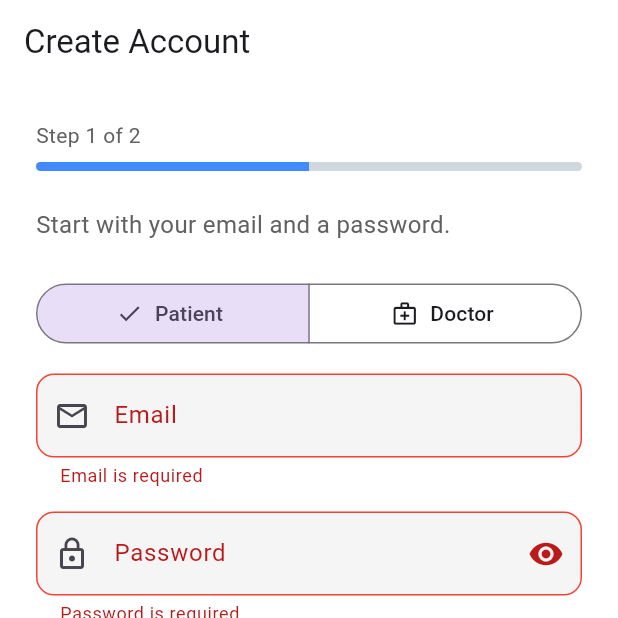
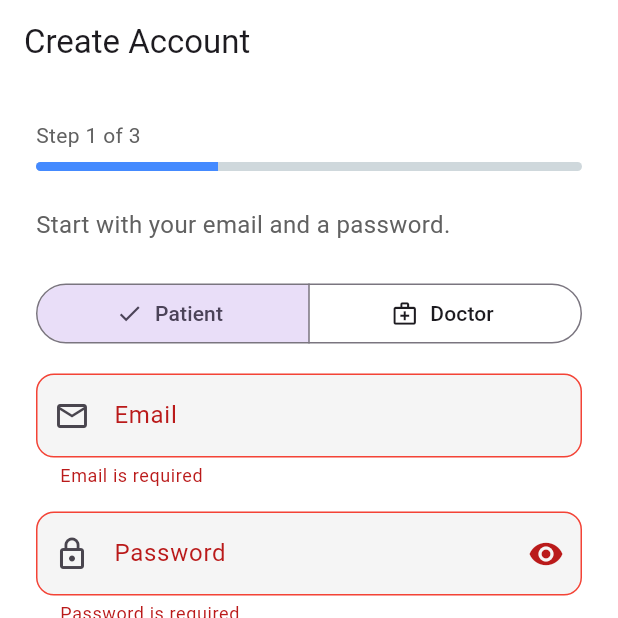
Before and after one commit to DasAkash-1/healthbook, a Flutter app: the RegisterScreen screen opened directly, after a tap on "Next", on a phone screen of 412 x 824 dp, the top half of it. Run offline on Flutter 3.47's test engine with Material 3 defaults, Android fonts, the phone set to English and light mode, and no system bars; our stand-ins replace smooth_page_indicator; accounts and stored records are empty.

Commit message:
Add medical history at registration and to patient records
- Add third sign-up step for patients: allergies (required), conditions, surgeries, medicines
- Patients can view and update their medical history from Records
- Doctors with the patient's access can view it, read-only
- Sample medical history for the demo patient
- Add tests for medical history rules

```diff
--- /dev/null
+++ b/lib/models/medical_history.dart
@@ -0,0 +1,15 @@
+class MedicalHistory {
+  final String allergies; // required, write "None" if none
+  final String conditions;
+  final String surgeries;
+  final String currentMedicines;
+  final DateTime updatedAt;
+
+  const MedicalHistory({
+    required this.allergies,
+    this.conditions = '',
+    this.surgeries = '',
+    this.currentMedicines = '',
+    required this.updatedAt,
+  });
+}
--- a/lib/screens/register_screen.dart
+++ b/lib/screens/register_screen.dart
@@ -3,6 +3,7 @@ import 'package:flutter/material.dart';
 import '../models/app_models.dart';
 import '../services/auth_service.dart';
 import '../utils/validators.dart';
+import '../widgets/medical_history_form.dart';
 import 'login_screen.dart';
 
 class RegisterScreen extends StatefulWidget {
@@ -25,14 +26,30 @@ class _RegisterScreenState extends State<RegisterScreen> {
   final _nameCtrl = TextEditingController();
   final _phoneCtrl = TextEditingController();
   final _dobCtrl = TextEditingController();
+  final _licenseCtrl = TextEditingController();
   DateTime? _dob;
+  UserRole _role = UserRole.patient;
+  String? _specialty;
 
-  int _step = 0; // 0 = account, 1 = personal details
+  // Step 3 (patients only) fields
+  final _medical = MedicalHistoryControllers();
+
+  int _step = 0; // 0 = account, 1 = personal details, 2 = medical history (patients)
   bool _obscure = true;
   bool _loading = false;
-  UserRole _role = UserRole.patient;
-  String? _specialty;
-  final _licenseCtrl = TextEditingController();
+
+  static const List<String> _specialties = [
+    'General Practice',
+    'Cardiology',
+    'Dermatology',
+    'Neurology',
+    'Orthopaedics',
+    'Paediatrics',
+    'Gynaecology',
+  ];
+
+  bool get _isPatient => _role == UserRole.patient;
+  int get _totalSteps => _isPatient ? 3 : 2;
 
   @override
   void dispose() {
@@ -43,6 +60,7 @@ class _RegisterScreenState extends State<RegisterScreen> {
     _phoneCtrl.dispose();
     _dobCtrl.dispose();
     _licenseCtrl.dispose();
+    _medical.dispose();
     super.dispose();
   }
 
@@ -57,31 +75,45 @@ class _RegisterScreenState extends State<RegisterScreen> {
     if (picked != null) {
       setState(() {
         _dob = picked;
-        _dobCtrl.text =
-            '${picked.day.toString().padLeft(2, '0')}/'
+        _dobCtrl.text = '${picked.day.toString().padLeft(2, '0')}/'
             '${picked.month.toString().padLeft(2, '0')}/'
             '${picked.year}';
       });
     }
   }
 
+  void _showMessage(String message) {
+    ScaffoldMessenger.of(context).showSnackBar(SnackBar(content: Text(message)));
+  }
+
   void _next() {
-    if (_accountFormKey.currentState!.validate()) {
-      setState(() => _step = 1);
+    if (_step == 0) {
+      if (_accountFormKey.currentState!.validate()) setState(() => _step = 1);
+      return;
+    }
+    if (!_profileFormKey.currentState!.validate()) return;
+    if (_role == UserRole.doctor && _specialty == null) {
+      _showMessage('Please choose your specialty.');
+      return;
+    }
+    if (_isPatient) {
+      setState(() => _step = 2);
+    } else {
+      _submit();
     }
   }
 
-  void _back() => setState(() => _step = 0);
+  void _back() => setState(() => _step = _step > 0 ? _step - 1 : 0);
+
+  void _onMedicalSubmit() {
+    if (_medical.allergies.text.trim().isEmpty) {
+      _showMessage('Please enter your allergies, or write "None".');
+      return;
+    }
+    _submit();
+  }
 
   Future<void> _submit() async {
-    if (!_profileFormKey.currentState!.validate()) return;
-    if (_role == UserRole.doctor && _specialty == null) {
-      ScaffoldMessenger.of(context).showSnackBar(
-        const SnackBar(content: Text('Please choose your specialty.')),
-      );
-      return;
-    }
-
     setState(() => _loading = true);
     try {
       await authService.register(
@@ -94,22 +126,20 @@ class _RegisterScreenState extends State<RegisterScreen> {
           dateOfBirth: _dob!,
           specialty: _role == UserRole.doctor ? _specialty : null,
           licenseNumber: _role == UserRole.doctor ? _licenseCtrl.text.trim() : null,
+          medicalHistory: _isPatient ? _medical.toHistory() : null,
         ),
       );
       if (!mounted) return;
-      ScaffoldMessenger.of(context).showSnackBar(
-        const SnackBar(content: Text('Account created successfully.')),
-      );
+      _showMessage('Account created successfully.');
       Navigator.pushReplacement(
         context,
         MaterialPageRoute(builder: (_) => const LoginScreen()),
       );
     } on AuthException catch (e) {
       if (!mounted) return;
-      // If the email is already taken, send the user back to step 1.
-      setState(() => _step = 0);
-      ScaffoldMessenger.of(context)
-          .showSnackBar(SnackBar(content: Text(e.message)));
+      // A duplicate email means the user needs to change step 1.
+      if (e.message.contains('already exists')) setState(() => _step = 0);
+      _showMessage(e.message);
     } finally {
       if (mounted) setState(() => _loading = false);
     }
@@ -162,16 +192,6 @@ class _RegisterScreenState extends State<RegisterScreen> {
     );
   }
 
-  static const List<String> _specialties = [
-    'General Practice',
-    'Cardiology',
-    'Dermatology',
-    'Neurology',
-    'Orthopaedics',
-    'Paediatrics',
-    'Gynaecology',
-  ];
-
   Widget _buildSpecialtyPicker() {
     return Padding(
       padding: const EdgeInsets.only(bottom: 16),
@@ -207,14 +227,14 @@ class _RegisterScreenState extends State<RegisterScreen> {
       crossAxisAlignment: CrossAxisAlignment.start,
       children: [
         Text(
-          'Step ${_step + 1} of 2',
+          'Step ${_step + 1} of $_totalSteps',
           style: TextStyle(color: Colors.grey[700], fontSize: 14),
         ),
         const SizedBox(height: 8),
         ClipRRect(
           borderRadius: BorderRadius.circular(8),
           child: LinearProgressIndicator(
-            value: (_step + 1) / 2,
+            value: (_step + 1) / _totalSteps,
             minHeight: 6,
             color: Colors.blueAccent,
             backgroundColor: Colors.blueGrey.shade100,
@@ -320,13 +340,38 @@ class _RegisterScreenState extends State<RegisterScreen> {
               controller: _licenseCtrl,
               label: 'Medical license number',
               icon: Icons.badge_outlined,
-              validator: (v) => (v == null || v.trim().isEmpty)
-                  ? 'License number is required'
-                  : null,
+              validator: (v) =>
+                  (v == null || v.trim().isEmpty) ? 'License number is required' : null,
             ),
           const SizedBox(height: 8),
           ElevatedButton(
-            onPressed: _loading ? null : _submit,
+            onPressed: _loading ? null : _next,
+            style: ElevatedButton.styleFrom(
+              padding: const EdgeInsets.symmetric(vertical: 16),
+            ),
+            child: Text(
+              _isPatient ? 'Next' : 'Create account',
+              style: const TextStyle(fontSize: 16),
+            ),
+          ),
+          const SizedBox(height: 12),
+          TextButton(
+            onPressed: _loading ? null : _back,
+            child: const Text('Back'),
+          ),
+        ],
+      ),
+    );
+  }
+
+  Widget _buildMedicalStep() {
+    return Column(
+      crossAxisAlignment: CrossAxisAlignment.stretch,
+      children: [
+        MedicalHistoryFields(controllers: _medical),
+        const SizedBox(height: 8),
+        ElevatedButton(
+          onPressed: _loading ? null : _onMedicalSubmit,
           style: ElevatedButton.styleFrom(
             padding: const EdgeInsets.symmetric(vertical: 16),
           ),
@@ -344,21 +389,40 @@ class _RegisterScreenState extends State<RegisterScreen> {
           child: const Text('Back'),
         ),
       ],
-      ),
     );
+  }
+
+  Widget _buildStep() {
+    switch (_step) {
+      case 0:
+        return _buildAccountStep();
+      case 1:
+        return _buildProfileStep();
+      default:
+        return _buildMedicalStep();
+    }
   }
 
   @override
   Widget build(BuildContext context) {
-    final isFirstStep = _step == 0;
+    final title = switch (_step) {
+      0 => 'Create Account',
+      1 => 'Your Details',
+      _ => 'Medical History',
+    };
+    final subtitle = switch (_step) {
+      0 => 'Start with your email and a password.',
+      1 => 'Tell us a little about yourself.',
+      _ => 'Help your doctor understand your health. You can update this later.',
+    };
 
     return Scaffold(
       backgroundColor: Colors.white,
       appBar: AppBar(
         backgroundColor: Colors.white,
         elevation: 0,
-        title: Text(isFirstStep ? 'Create Account' : 'Your Details'),
-        leading: isFirstStep
+        title: Text(title),
+        leading: _step == 0
             ? null
             : IconButton(icon: const Icon(Icons.arrow_back), onPressed: _back),
       ),
@@ -371,15 +435,13 @@ class _RegisterScreenState extends State<RegisterScreen> {
               _buildProgress(),
               const SizedBox(height: 24),
               Text(
-                isFirstStep
-                    ? 'Start with your email and a password.'
-                    : 'Tell us a little about yourself.',
+                subtitle,
                 style: TextStyle(fontSize: 16, color: Colors.grey[700]),
               ),
               const SizedBox(height: 24),
-              isFirstStep ? _buildAccountStep() : _buildProfileStep(),
+              _buildStep(),
               const SizedBox(height: 24),
-              if (isFirstStep)
+              if (_step == 0)
                 Center(
                   child: TextButton(
                     onPressed: () => Navigator.pushReplacement(
```
Also changed, not shown: lib/screens/home_page.dart (+14 -7 lines), lib/screens/medical_history_screen.dart (added, +103 -0 lines), lib/screens/prescriptions_screen.dart (+12 -0 lines), lib/services/auth_service.dart (+31 -0 lines), lib/services/medical_history_store.dart (added, +48 -0 lines), lib/widgets/medical_history_form.dart (added, +84 -0 lines), 1 other file. Lines whose indentation alone changed are shown as unchanged.
